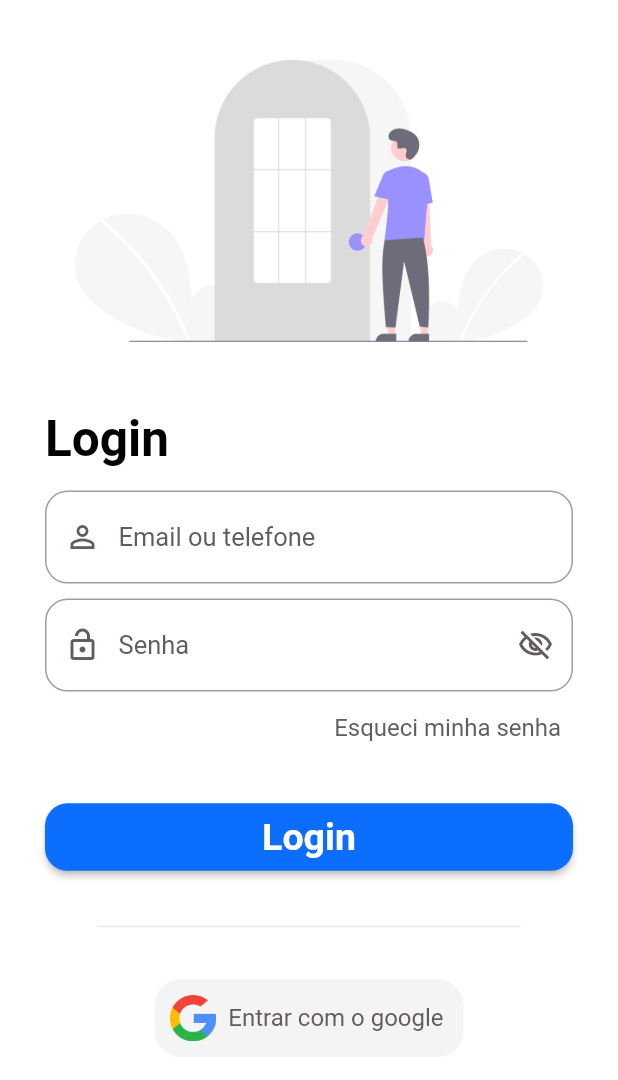
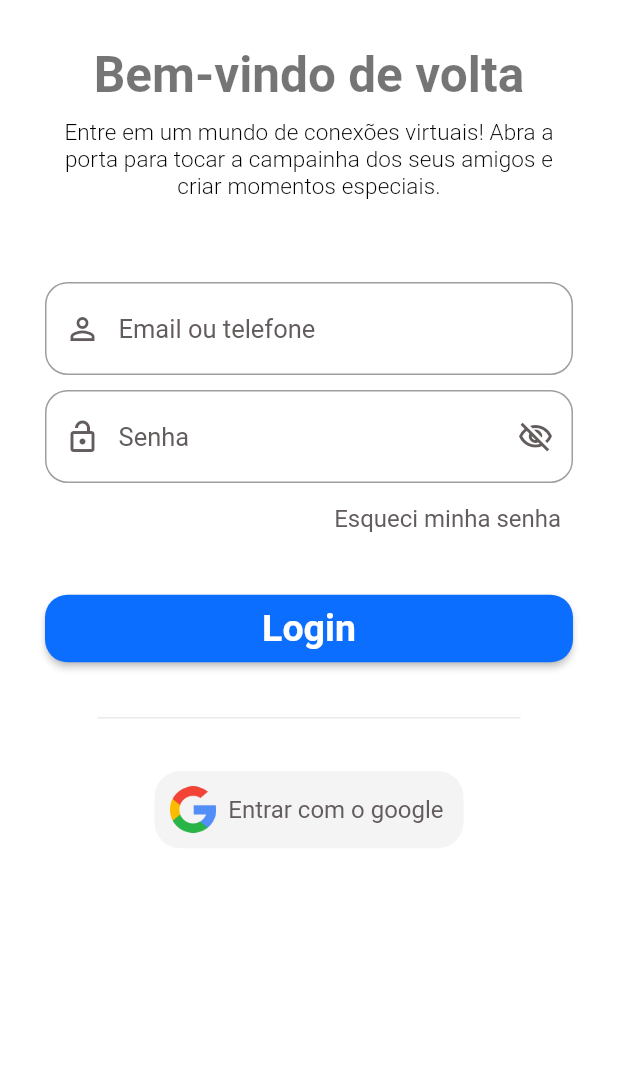
Before and after one commit to JoseVinicius-P/Toc-Toc-Flutter, a Flutter app: the screen it shows after launch, on a phone screen of 412 x 824 dp. Shown: the top 1080 px of the screen. Run offline on Flutter 3.47's test engine with Material 2 defaults, Android fonts, the light colour scheme and no system bars; drawn by our look-alikes of auto_size_text; our stand-ins replace flutter_modular, flutter_triple, responsive_builder.

Commit message:
style: improving style

```diff
--- a/lib/app/modules/login/login_page.dart
+++ b/lib/app/modules/login/login_page.dart
@@ -41,29 +41,29 @@ class LoginPageState extends State<LoginPage> {
                     mainAxisSize: MainAxisSize.max,
                     crossAxisAlignment: CrossAxisAlignment.start,
                     children: [
-                      const SizedBox(height: 10,),
-                      const Flexible(
-                        child: Padding(
-                          padding: EdgeInsets.symmetric(horizontal: 20),
-                          child: Opacity(
-                            opacity: 0.7,
-                            child: Image(
-                              image: const AssetImage('assets/images/capa_login.png'),
-                              fit: BoxFit.cover,
-                            ),
-                          ),
+                      Center(
+                        child: AutoSizeText(
+                          'Bem-vindo de volta',
+                          style: theme.textTheme.titleMedium!.copyWith(fontSize: 8.sw.roundToDouble(), color: Colors.black54),
+                          maxFontSize: 8.sw.roundToDouble(),
+                          minFontSize: 4.sw.roundToDouble(),
+                          maxLines: 1,
+                          overflow: TextOverflow.ellipsis,
                         ),
                       ),
-                      const SizedBox(height: 45,),
-                      AutoSizeText(
-                        'Login',
-                        style: theme.textTheme.titleMedium!.copyWith(fontSize: 8.sw.roundToDouble()),
-                        maxFontSize: 8.sw.roundToDouble(),
-                        minFontSize: 4.sw.roundToDouble(),
-                        maxLines: 1,
-                        overflow: TextOverflow.ellipsis,
+                      const SizedBox(height: 10,),
+                      Center(
+                        child: AutoSizeText(
+                          'Entre em um mundo de conexões virtuais! Abra a porta para tocar a campainha dos seus amigos e criar momentos especiais.',
+                          style: theme.textTheme.titleSmall!.copyWith(fontSize: 15),
+                          maxFontSize: 6.sw.roundToDouble(),
+                          minFontSize: 3.sw.roundToDouble(),
+                          maxLines: 3,
+                          overflow: TextOverflow.ellipsis,
+                          textAlign: TextAlign.center,
+                        ),
                       ),
-                      const SizedBox(height: 15,),
+                      const SizedBox(height: 55,),
                       TextFieldUserWidget(),
                       const SizedBox(height: 10,),
                       TextFieldPasswordWidget(),
```
